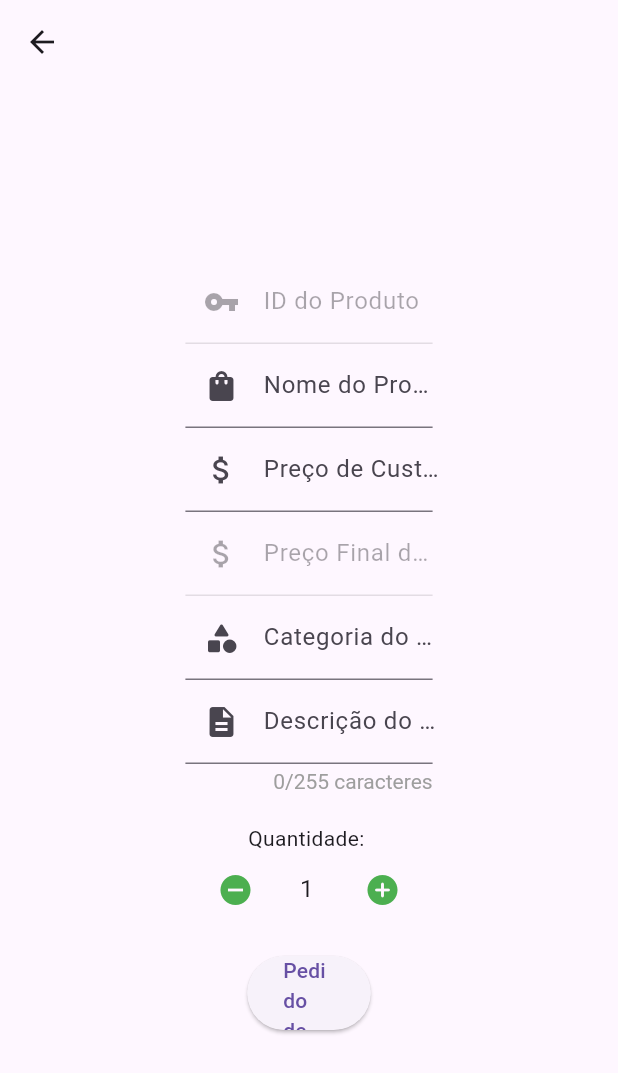
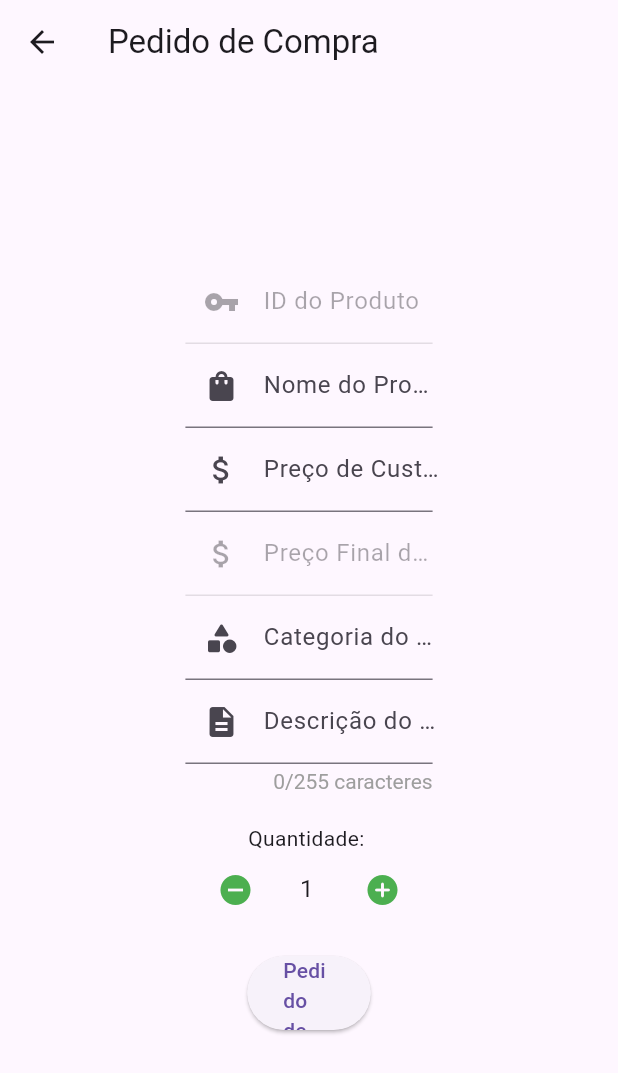
Before and after one commit to 912-Industries/StoreCheckoutSystemFront, a Flutter app: the PedidoCompraPage screen opened directly with empty values, on a phone screen of 412 x 824 dp. Shown: the top 1073 px of the screen. Run offline on Flutter 3.47's test engine with Material 3 defaults, Android fonts, the phone set to English and light mode, and no system bars; our stand-ins replace currency_text_input_formatter, elegant_notification, settings_ui, shared_preferences; accounts and stored records are empty.

Commit message:
Fix titulos telas

```diff
--- a/lib/screens/home/cadastro_produto/cadastro_produto.dart
+++ b/lib/screens/home/cadastro_produto/cadastro_produto.dart
@@ -57,6 +57,7 @@ class _CadastroProduto extends State<CadastroProdutoPage> {
   Widget build(BuildContext context) {
     return Scaffold(
       appBar: AppBar(
+        title: Text("Cadastro de Produto"),
         leading: IconButton(
           icon: Icon(Icons.arrow_back),
           onPressed: () {
--- a/lib/screens/home/pedido_compra/pedido_compra.dart
+++ b/lib/screens/home/pedido_compra/pedido_compra.dart
@@ -70,12 +70,13 @@ class _PedidoCompra extends State<PedidoCompraPage> {
   Widget build(BuildContext context) {
     return Scaffold(
       appBar: AppBar(
+          title: Text('Pedido de Compra'),
           leading: IconButton(
-        icon: Icon(Icons.arrow_back),
-        onPressed: () {
-          Navigator.pop(context);
-        },
-      )),
+            icon: Icon(Icons.arrow_back),
+            onPressed: () {
+              Navigator.pop(context);
+            },
+          )),
       body: SafeArea(
         child: Padding(
           padding: const EdgeInsets.symmetric(horizontal: 20),
```
